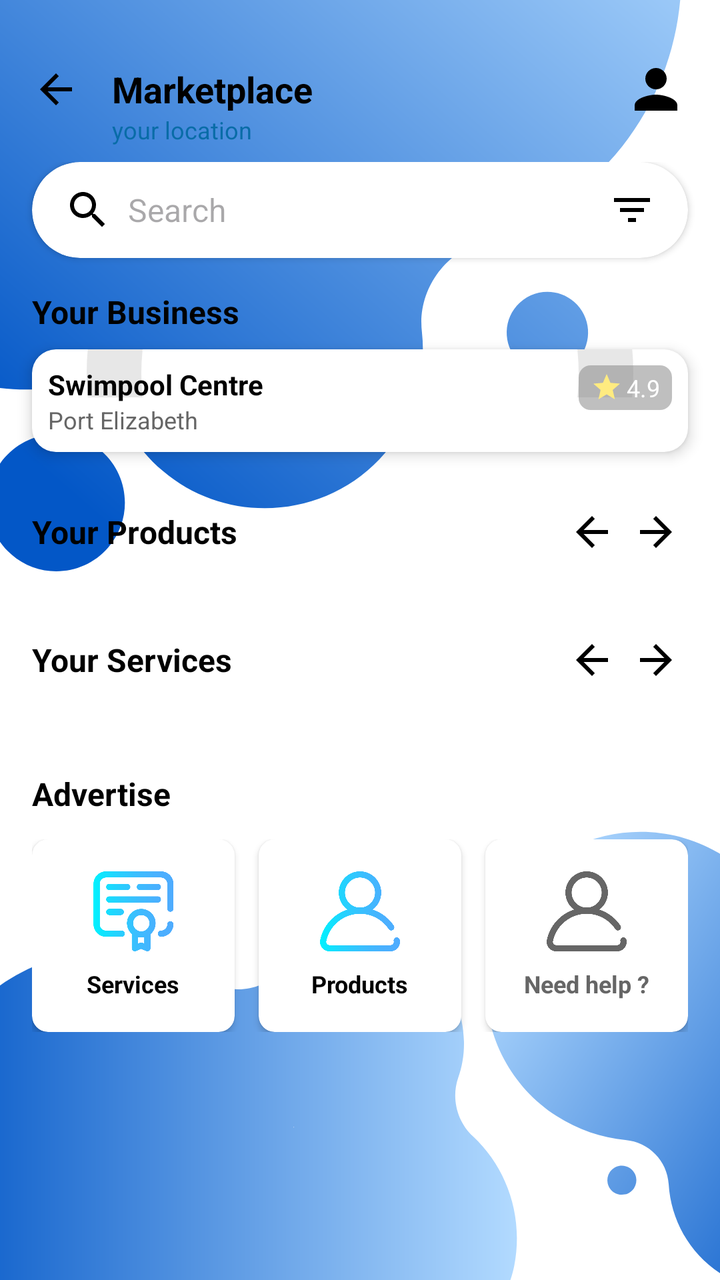
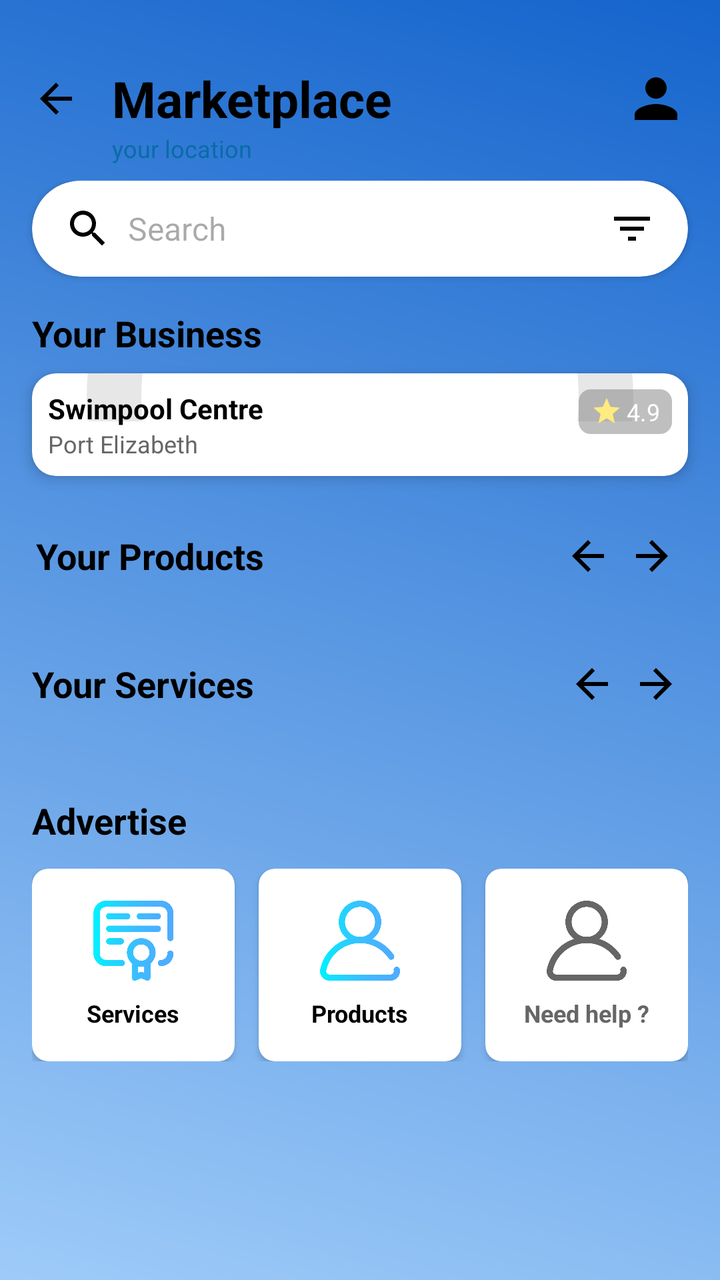

Screens rendered from an Android XML layout before and after an edit, with the pre-edit source and the edit as a unified diff.
<!-- AndroidManifest.xml: application theme Theme.PoolApp -->
<!-- res/layout/sp_marketplace.xml -->
<?xml version="1.0" encoding="utf-8"?>
<androidx.constraintlayout.widget.ConstraintLayout
    xmlns:android="http://schemas.android.com/apk/res/android"
    xmlns:app="http://schemas.android.com/apk/res-auto"
    xmlns:tools="http://schemas.android.com/tools"
    android:layout_width="match_parent"
    android:layout_height="match_parent"
    android:background="@drawable/bg"
    tools:context=".SP_MarketplaceFragment">

    <androidx.constraintlayout.widget.ConstraintLayout
        android:id="@+id/cl_top_bar"
        android:layout_width="match_parent"
        android:layout_height="wrap_content"
        android:paddingTop="16dp"
        android:paddingBottom="8dp"
        app:layout_constraintTop_toTopOf="parent">

        <ImageButton
            android:id="@+id/btn_back"
            android:layout_width="wrap_content"
            android:layout_height="wrap_content"
            android:padding="16dp"
            android:background="@android:color/transparent"
            android:src="@drawable/ic_arrow_back_white_24dp"
            app:tint="@color/black"
            android:contentDescription="Back"
            app:layout_constraintStart_toStartOf="parent"
            app:layout_constraintTop_toTopOf="parent"
            app:layout_constraintBottom_toBottomOf="parent"/>

        <TextView
            android:id="@+id/tv_marketplace_title"
            android:layout_width="wrap_content"
            android:layout_height="wrap_content"
            android:text="Marketplace"
            android:textColor="@color/black"
            android:textSize="18sp"
            android:textStyle="bold"
            app:layout_constraintStart_toEndOf="@id/btn_back"
            app:layout_constraintTop_toTopOf="parent"
            app:layout_constraintBottom_toBottomOf="parent"/>

        <TextView
            android:id="@+id/tv_user_location"
            android:layout_width="wrap_content"
            android:layout_height="wrap_content"
            android:text="your location"
            android:textColor="@color/colorPrimary"
            android:textSize="12sp"
            app:layout_constraintStart_toStartOf="@id/tv_marketplace_title"
            app:layout_constraintTop_toBottomOf="@id/tv_marketplace_title"/>

        <ImageView
            android:id="@+id/iv_profile_icon"
            android:layout_width="32dp"
            android:layout_height="32dp"
            android:layout_marginEnd="16dp"
            android:src="@drawable/ic_profile_placeholder"
            android:contentDescription="Profile"
            app:layout_constraintEnd_toEndOf="parent"
            app:layout_constraintTop_toTopOf="parent"
            app:layout_constraintBottom_toBottomOf="parent"/>

    </androidx.constraintlayout.widget.ConstraintLayout>

    <androidx.core.widget.NestedScrollView
        android:layout_width="0dp"
        android:layout_height="0dp"
        app:layout_constraintTop_toBottomOf="@id/cl_top_bar"
        app:layout_constraintBottom_toBottomOf="parent"
        app:layout_constraintStart_toStartOf="parent"
        app:layout_constraintEnd_toEndOf="parent">

        <LinearLayout
            android:layout_width="match_parent"
            android:layout_height="wrap_content"
            android:orientation="vertical"
            android:paddingBottom="80dp">

            <androidx.cardview.widget.CardView
                android:layout_width="match_parent"
                android:layout_height="wrap_content"
                android:layout_marginHorizontal="16dp"
                android:layout_marginBottom="16dp"
                app:cardCornerRadius="24dp"
                app:cardElevation="2dp">

                <LinearLayout
                    android:layout_width="match_parent"
                    android:layout_height="48dp"
                    android:orientation="horizontal"
                    android:gravity="center_vertical"
                    android:paddingHorizontal="16dp">

                    <ImageView
                        android:layout_width="24dp"
                        android:layout_height="24dp"
                        android:src="@drawable/ic_search"
                        android:contentDescription="Search Icon"
                        app:tint="@color/black" />

                    <EditText
                        android:layout_width="0dp"
                        android:layout_height="match_parent"
                        android:layout_weight="1"
                        android:background="@android:color/transparent"
                        android:hint="Search"
                        android:paddingHorizontal="8dp"
                        android:inputType="text"
                        android:maxLines="1"
                        android:textSize="16sp"/>

                    <ImageView
                        android:layout_width="24dp"
                        android:layout_height="24dp"
                        android:src="@drawable/ic_filter"
                        app:tint="@color/black"
                        android:contentDescription="Filter/Sort"/>
                </LinearLayout>
            </androidx.cardview.widget.CardView>

            <TextView
                android:layout_width="wrap_content"
                android:layout_height="wrap_content"
                android:layout_marginStart="16dp"
                android:text="Your Business"
                android:textColor="@color/black"
                android:textSize="16sp"
                android:textStyle="bold"
                android:layout_marginBottom="8dp"/>

            <include
                android:id="@+id/card_your_business"
                layout="@layout/item_business_card"
                android:layout_width="match_parent"
                android:layout_height="wrap_content"
                android:layout_marginHorizontal="16dp"
                android:layout_marginBottom="24dp"/>

            <LinearLayout
                android:layout_width="match_parent"
                android:layout_height="wrap_content"
                android:orientation="vertical">

                <LinearLayout
                    android:layout_width="match_parent"
                    android:layout_height="wrap_content"
                    android:orientation="horizontal"
                    android:gravity="center_vertical"
                    android:paddingHorizontal="16dp"
                    android:layout_marginBottom="8dp">

                    <TextView
                        android:layout_width="0dp"
                        android:layout_height="wrap_content"
                        android:layout_weight="1"
                        android:text="Your Products"
                        android:textColor="@color/black"
                        android:textSize="16sp"
                        android:textStyle="bold" />

                    <ImageButton
                        android:id="@+id/btn_prev_product"
                        android:layout_width="wrap_content"
                        android:layout_height="wrap_content"
                        android:src="@drawable/ic_arrow_back_white_24dp"
                        app:tint="@color/black"
                        android:background="@android:color/transparent"
                        android:contentDescription="Previous Product"
                        android:padding="4dp"/>

                    <ImageButton
                        android:id="@+id/btn_next_product"
                        android:layout_width="wrap_content"
                        android:layout_height="wrap_content"
                        android:src="@drawable/ic_arrow_forward_black_24dp"
                        android:background="@android:color/transparent"
                        android:contentDescription="Next Product"
                        android:padding="4dp"/>
                </LinearLayout>

                <androidx.recyclerview.widget.RecyclerView
                    android:id="@+id/rv_products"
                    android:layout_width="match_parent"
                    android:layout_height="wrap_content"
                    android:orientation="horizontal"
                    android:paddingHorizontal="16dp"
                    android:clipToPadding="false"
                    android:layout_marginBottom="24dp"
                    app:layoutManager="androidx.recyclerview.widget.LinearLayoutManager"
                    tools:listitem="@layout/item_generic_list_card"/>
            </LinearLayout>

            <LinearLayout
                android:layout_width="match_parent"
                android:layout_height="wrap_content"
                android:orientation="vertical">

                <LinearLayout
                    android:layout_width="match_parent"
                    android:layout_height="wrap_content"
                    android:orientation="horizontal"
                    android:gravity="center_vertical"
                    android:paddingHorizontal="16dp"
                    android:layout_marginBottom="8dp">

                    <TextView
                        android:layout_width="0dp"
                        android:layout_height="wrap_content"
                        android:layout_weight="1"
                        android:text="Your Services"
                        android:textColor="@color/black"
                        android:textSize="16sp"
                        android:textStyle="bold" />

                    <ImageButton
                        android:id="@+id/btn_prev_service"
                        android:layout_width="wrap_content"
                        android:layout_height="wrap_content"
                        android:src="@drawable/ic_arrow_back_white_24dp"
                        app:tint="@color/black"
                        android:background="@android:color/transparent"
                        android:contentDescription="Previous Service"
                        android:padding="4dp"/>

                    <ImageButton
                        android:id="@+id/btn_next_service"
                        android:layout_width="wrap_content"
                        android:layout_height="wrap_content"
                        android:src="@drawable/ic_arrow_forward_black_24dp"
                        android:background="@android:color/transparent"
                        android:contentDescription="Next Service"
                        android:padding="4dp"/>
                </LinearLayout>

                <androidx.recyclerview.widget.RecyclerView
                    android:id="@+id/rv_services"
                    android:layout_width="match_parent"
                    android:layout_height="wrap_content"
                    android:orientation="horizontal"
                    android:paddingHorizontal="16dp"
                    android:clipToPadding="false"
                    android:layout_marginBottom="24dp"
                    app:layoutManager="androidx.recyclerview.widget.LinearLayoutManager"
                    tools:listitem="@layout/item_generic_list_card"/>
            </LinearLayout>


            <TextView
                android:layout_width="wrap_content"
                android:layout_height="wrap_content"
                android:layout_marginStart="16dp"
                android:layout_marginTop="8dp"
                android:layout_marginBottom="12dp"
                android:text="Advertise"
                android:textColor="@color/black"
                android:textSize="16sp"
                android:textStyle="bold" />

            <LinearLayout
                android:layout_width="match_parent"
                android:layout_height="wrap_content"
                android:orientation="horizontal"
                android:gravity="center"
                android:paddingHorizontal="16dp"
                android:layout_marginBottom="16dp">

                <androidx.cardview.widget.CardView
                    android:layout_width="0dp"
                    android:layout_height="wrap_content"
                    android:layout_weight="1"
                    android:layout_marginEnd="8dp"
                    app:cardCornerRadius="8dp"
                    app:cardElevation="2dp">

                    <LinearLayout
                        android:layout_width="match_parent"
                        android:layout_height="wrap_content"
                        android:orientation="vertical"
                        android:gravity="center"
                        android:paddingVertical="16dp">

                        <ImageView
                            android:layout_width="40dp"
                            android:layout_height="40dp"
                            android:src="@drawable/certificate"
                            android:contentDescription="Advertise Services"
                          />

                        <TextView
                            android:layout_width="wrap_content"
                            android:layout_height="wrap_content"
                            android:text="Services"
                            android:textColor="@color/black"
                            android:textSize="12sp"
                            android:textStyle="bold"
                            android:layout_marginTop="8dp"/>
                    </LinearLayout>
                </androidx.cardview.widget.CardView>

                <androidx.cardview.widget.CardView
                    android:layout_width="0dp"
                    android:layout_height="wrap_content"
                    android:layout_weight="1"
                    android:layout_marginHorizontal="4dp"
                    app:cardCornerRadius="8dp"
                    app:cardElevation="2dp">

                    <LinearLayout
                        android:layout_width="match_parent"
                        android:layout_height="wrap_content"
                        android:orientation="vertical"
                        android:gravity="center"
                        android:paddingVertical="16dp">

                        <ImageView
                            android:layout_width="40dp"
                            android:layout_height="40dp"
                            android:src="@drawable/profile"
                            android:contentDescription="Advertise Products"
                           />

                        <TextView
                            android:layout_width="wrap_content"
                            android:layout_height="wrap_content"
                            android:text="Products"
                            android:textColor="@color/black"
                            android:textSize="12sp"
                            android:textStyle="bold"
                            android:layout_marginTop="8dp"/>
                    </LinearLayout>
                </androidx.cardview.widget.CardView>

                <androidx.cardview.widget.CardView
                    android:layout_width="0dp"
                    android:layout_height="wrap_content"
                    android:layout_weight="1"
                    android:layout_marginStart="8dp"
                    app:cardCornerRadius="8dp"
                    app:cardElevation="2dp">

                    <LinearLayout
                        android:layout_width="match_parent"
                        android:layout_height="wrap_content"
                        android:orientation="vertical"
                        android:gravity="center"
                        android:paddingVertical="16dp">

                        <ImageView
                            android:layout_width="40dp"
                            android:layout_height="40dp"
                            android:src="@drawable/profile"
                            android:contentDescription="Advertise Help"
                            app:tint="@color/grey_dark" />

                        <TextView
                            android:layout_width="wrap_content"
                            android:layout_height="wrap_content"
                            android:text="Need help ?"
                            android:textColor="@color/grey_dark"
                            android:textSize="12sp"
                            android:textStyle="bold"
                            android:layout_marginTop="8dp"/>
                    </LinearLayout>
                </androidx.cardview.widget.CardView>
            </LinearLayout>

        </LinearLayout>
    </androidx.core.widget.NestedScrollView>

</androidx.constraintlayout.widget.ConstraintLayout>
<!-- res/layout/item_business_card.xml (included above) -->
<androidx.cardview.widget.CardView
    xmlns:android="http://schemas.android.com/apk/res/android"
    xmlns:app="http://schemas.android.com/apk/res-auto"
    xmlns:tools="http://schemas.android.com/tools"
    android:layout_width="200dp"
    android:layout_height="140dp"
    android:layout_marginEnd="12dp"
    app:cardCornerRadius="12dp"
    app:cardElevation="4dp">

    <androidx.constraintlayout.widget.ConstraintLayout
        android:layout_width="match_parent"
        android:layout_height="match_parent">

        <ImageView
            android:id="@+id/iv_business_image"
            android:layout_width="match_parent"
            android:layout_height="match_parent"
            android:contentDescription="Business Background"
            android:scaleType="centerCrop"
            android:src="@drawable/ic_wavy_background_placeholder"
            tools:layout_editor_absoluteX="16dp"
            tools:layout_editor_absoluteY="16dp" />

        <TextView
            android:id="@+id/tv_business_rating"
            android:layout_width="wrap_content"
            android:layout_height="wrap_content"
            android:background="@drawable/rounded_transparent_bg"
            android:paddingHorizontal="6dp"
            android:paddingVertical="3dp"
            android:textColor="@color/white"
            android:textSize="12sp"
            android:drawablePadding="2dp"
            android:drawableStart="@drawable/ic_star_yellow_16dp"
            android:text="4.9"
            android:gravity="center_vertical"
            app:layout_constraintTop_toTopOf="parent"
            app:layout_constraintEnd_toEndOf="parent"
            android:layout_marginTop="8dp"
            android:layout_marginEnd="8dp"/>

        <LinearLayout
            android:layout_width="match_parent"
            android:layout_height="wrap_content"
            android:orientation="vertical"
            android:padding="8dp"
            android:background="@color/white_transparent_50"
            app:layout_constraintBottom_toBottomOf="parent">

            <TextView
                android:id="@+id/tv_business_name"
                android:layout_width="wrap_content"
                android:layout_height="wrap_content"
                android:text="Swimpool Centre"
                android:textColor="@color/black"
                android:textSize="14sp"
                android:textStyle="bold"
                android:maxLines="1"
                android:ellipsize="end"/>

            <TextView
                android:id="@+id/tv_business_location"
                android:layout_width="wrap_content"
                android:layout_height="wrap_content"
                android:text="Port Elizabeth"
                android:textColor="@color/grey_dark"
                android:textSize="12sp"
                android:maxLines="1"
                android:ellipsize="end"/>
        </LinearLayout>

    </androidx.constraintlayout.widget.ConstraintLayout>

</androidx.cardview.widget.CardView>
<!-- res/layout/item_generic_list_card.xml (included above) -->
<?xml version="1.0" encoding="utf-8"?>
<androidx.cardview.widget.CardView
    xmlns:android="http://schemas.android.com/apk/res/android"
    xmlns:app="http://schemas.android.com/apk/res-auto"
    android:layout_width="120dp"
    android:layout_height="140dp"
    android:layout_marginEnd="12dp"
    android:clickable="true"
    android:focusable="true"
    android:foreground="?attr/selectableItemBackground"
    app:cardCornerRadius="8dp"
    app:cardElevation="2dp">

    <LinearLayout
        android:layout_width="match_parent"
        android:layout_height="match_parent"
        android:orientation="vertical"
        android:gravity="center_horizontal"
        android:padding="8dp">

        <ImageView
            android:id="@+id/iv_item_image"
            android:layout_width="60dp"
            android:layout_height="60dp"
            android:src="@drawable/password"

            android:scaleType="centerCrop"
            android:contentDescription="Item Image"/>

        <TextView
            android:id="@+id/tv_item_title"
            android:layout_width="wrap_content"
            android:layout_height="wrap_content"
            android:layout_marginTop="4dp"
            android:text="Generic Title"
            android:textSize="14sp"
            android:maxLines="1"
            android:ellipsize="end"
            android:textColor="@color/black"
            android:textStyle="bold"/>

        <TextView
            android:id="@+id/tv_item_subtext"
            android:layout_width="wrap_content"
            android:layout_height="wrap_content"
            android:text="R 0.00 / details"
            android:textSize="12sp"
            android:textColor="@color/colorPrimary"/>

    </LinearLayout>
</androidx.cardview.widget.CardView>
<!-- resources referenced by this layout -->
<resources>
  <color name="black">#FF000000</color>
  <color name="colorPrimary">#096ca7</color>
  <color name="grey_dark">#666666</color>
  <color name="white">#FFFFFFFF</color>
  <color name="white_transparent_50">#80FFFFFF</color>
  <!-- drawable bg: png bitmap (drawable, 162357 bytes) -->
  <!-- drawable ic_arrow_back_white_24dp (drawable) -->
  <vector xmlns:android="http://schemas.android.com/apk/res/android"
      android:width="24dp"
      android:height="24dp"
      android:viewportWidth="24"
      android:viewportHeight="24"
      android:tint="#FFFFFF"> <path
      android:fillColor="@android:color/white"
      android:pathData="M20,11L7.83,11l5.59,-5.59L12,4L4,12l8,8 1.41,-1.41L7.83,13L20,13z"/>
  </vector>
  <!-- drawable ic_arrow_forward_black_24dp (drawable) -->
  <vector xmlns:android="http://schemas.android.com/apk/res/android"
      android:width="24dp"
      android:height="24dp"
      android:viewportWidth="24"
      android:viewportHeight="24"
      android:tint="#000000"> <path
      android:fillColor="@android:color/black"
      android:pathData="M12,4l-1.41,1.41L16.17,11H4v2h12.17l-5.58,5.59L12,20l8,-8z"/>
  </vector>
  <!-- drawable ic_filter (drawable) -->
  <vector android:height="24dp" android:tint="#808080"
      android:viewportHeight="24" android:viewportWidth="24"
      android:width="24dp" xmlns:android="http://schemas.android.com/apk/res/android">
      <path android:fillColor="@android:color/white" android:pathData="M10,18h4v-2h-4v2zM3,6v2h18V6H3zM6,13h12v-2H6v2z"/>
  </vector>
  <!-- drawable ic_profile_placeholder (drawable) -->
  <vector android:height="24dp" android:tint="#000000"
      android:viewportHeight="24" android:viewportWidth="24"
      android:width="24dp" xmlns:android="http://schemas.android.com/apk/res/android">
      <path android:fillColor="@android:color/white" android:pathData="M12,12c2.21,0 4,-1.79 4,-4s-1.79,-4 -4,-4 -4,1.79 -4,4 1.79,4 4,4zM12,14c-2.67,0 -8,1.34 -8,4v2h16v-2c0,-2.66 -5.33,-4 -8,-4z"/>
  </vector>
  <!-- drawable ic_search (drawable) -->
  <vector android:height="24dp" android:tint="#808080"
      android:viewportHeight="24" android:viewportWidth="24"
      android:width="24dp" xmlns:android="http://schemas.android.com/apk/res/android">
      <path android:fillColor="@android:color/white" android:pathData="M15.5,14h-0.79l-0.28,-0.27C15.41,12.59 16,11.11 16,9.5 16,5.91 13.09,3 9.5,3S3,5.91 3,9.5 5.91,16 9.5,16c1.61,0 3.09,-0.59 4.23,-1.57l0.27,0.28v0.79l5,4.99L20.49,19l-4.99,-5zM9.5,14C7.01,14 5,11.99 5,9.5S7.01,5 9.5,5 14,7.01 14,9.5 11.99,14 9.5,14z"/>
  </vector>
  <!-- drawable ic_star_yellow_16dp (drawable) -->
  <vector xmlns:android="http://schemas.android.com/apk/res/android"
      android:width="16dp"
      android:height="16dp"
      android:viewportWidth="24"
      android:viewportHeight="24">
      <path
          android:fillColor="#FFD700"
          android:pathData="M12,17.27L18.18,21L16.54,13.97L22,9.24L14.81,8.62L12,2L9.19,8.62L2,9.24L7.45,13.97L5.82,21L12,17.27Z"/>
  </vector>
  <!-- drawable rounded_transparent_bg (drawable) -->
  <shape xmlns:android="http://schemas.android.com/apk/res/android"
      android:shape="rectangle">
      <solid android:color="#80000000"/> <corners android:radius="6dp"/>
      <padding
          android:left="4dp"
          android:top="2dp"
          android:right="4dp"
          android:bottom="2dp" />
  </shape>
  <color name="colorPrimaryVariant">#034b75</color>
  <color name="colorOnPrimary">#FFFFFF</color>
  <color name="colorSecondary">#0A57FF</color>
  <color name="colorOnSecondary">#FFFFFF</color>
  <color name="colorSurface">#FFFFFF</color>
  <color name="colorOnSurface">#1C1B1F</color>
  <!-- unchanged entries left out for length: 5 -->
</resources>

<!-- the commit's change to res/layout/sp_marketplace.xml (unified diff, before → after) -->
@@ -5,7 +5,7 @@
     xmlns:tools="http://schemas.android.com/tools"
     android:layout_width="match_parent"
     android:layout_height="match_parent"
-    android:background="@drawable/bg"
+    android:background="@drawable/pbg"
     tools:context=".SP_MarketplaceFragment">
 
     <androidx.constraintlayout.widget.ConstraintLayout
@@ -35,7 +35,7 @@
             android:layout_height="wrap_content"
             android:text="Marketplace"
             android:textColor="@color/black"
-            android:textSize="18sp"
+            android:textSize="25sp"
             android:textStyle="bold"
             app:layout_constraintStart_toEndOf="@id/btn_back"
             app:layout_constraintTop_toTopOf="parent"
@@ -126,7 +126,7 @@
                 android:layout_marginStart="16dp"
                 android:text="Your Business"
                 android:textColor="@color/black"
-                android:textSize="16sp"
+                android:textSize="18sp"
                 android:textStyle="bold"
                 android:layout_marginBottom="8dp"/>
 
@@ -148,7 +148,7 @@
                     android:layout_height="wrap_content"
                     android:orientation="horizontal"
                     android:gravity="center_vertical"
-                    android:paddingHorizontal="16dp"
+                    android:paddingHorizontal="18dp"
                     android:layout_marginBottom="8dp">
 
                     <TextView
@@ -157,7 +157,7 @@
                         android:layout_weight="1"
                         android:text="Your Products"
                         android:textColor="@color/black"
-                        android:textSize="16sp"
+                        android:textSize="18sp"
                         android:textStyle="bold" />
 
                     <ImageButton
@@ -211,7 +211,7 @@
                         android:layout_weight="1"
                         android:text="Your Services"
                         android:textColor="@color/black"
-                        android:textSize="16sp"
+                        android:textSize="18sp"
                         android:textStyle="bold" />
 
                     <ImageButton
@@ -255,7 +255,7 @@
                 android:layout_marginBottom="12dp"
                 android:text="Advertise"
                 android:textColor="@color/black"
-                android:textSize="16sp"
+                android:textSize="18sp"
                 android:textStyle="bold" />
 
             <LinearLayout
<!-- resource entries referenced after the edit -->
@@ -5,7 +5,6 @@
   <color name="grey_dark">#666666</color>
   <color name="white">#FFFFFFFF</color>
   <color name="white_transparent_50">#80FFFFFF</color>
-  <!-- drawable bg: png bitmap (drawable, 162357 bytes) -->
   <!-- drawable ic_arrow_back_white_24dp (drawable) -->
   <vector xmlns:android="http://schemas.android.com/apk/res/android"
       android:width="24dp"
@@ -54,6 +53,7 @@
           android:fillColor="#FFD700"
           android:pathData="M12,17.27L18.18,21L16.54,13.97L22,9.24L14.81,8.62L12,2L9.19,8.62L2,9.24L7.45,13.97L5.82,21L12,17.27Z"/>
   </vector>
+  <!-- drawable pbg: png bitmap (drawable, 122204 bytes) -->
   <!-- drawable rounded_transparent_bg (drawable) -->
   <shape xmlns:android="http://schemas.android.com/apk/res/android"
       android:shape="rectangle">
